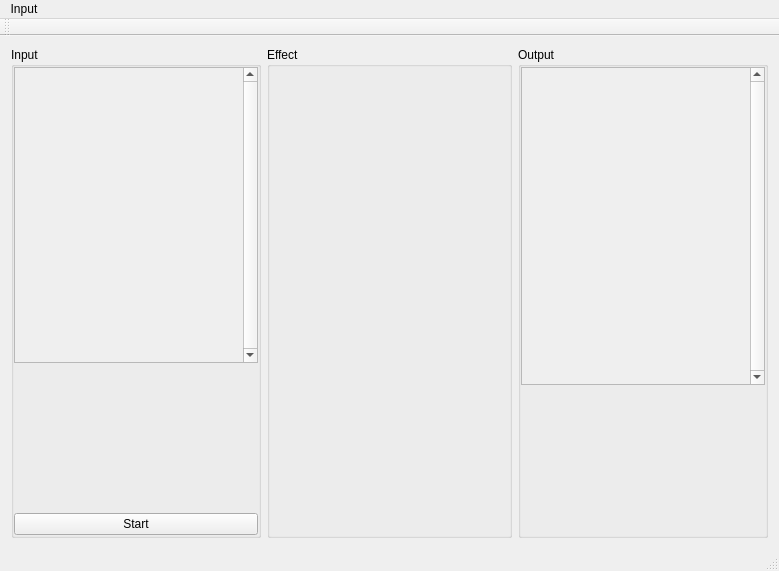
andresgonzalezfornell/TFM, file src/interface/Decoder.ui: the form before one commit.
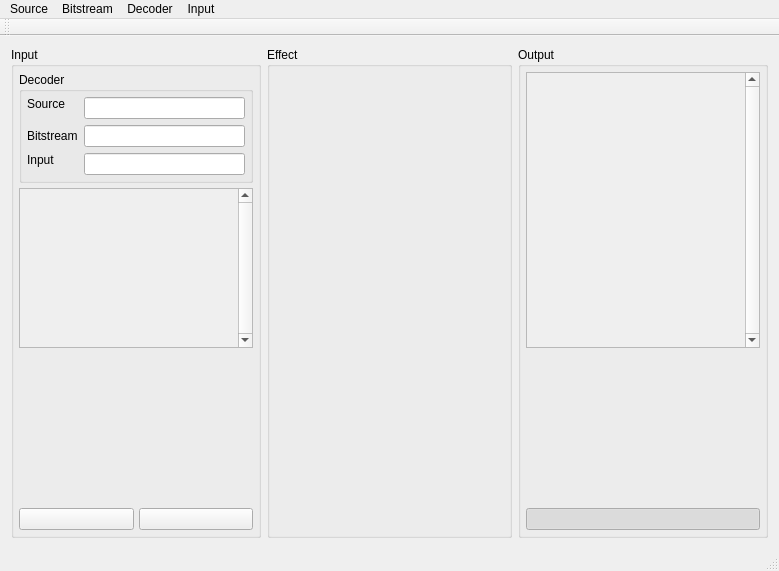
The form after the commit. Icons and pictures are not drawn.

Commit message:
SAC Decoder
SAC decoder implementation
Input decoder menu bar
Input decoder interface

Patch:
```diff
--- a/src/interface/Decoder.ui
+++ b/src/interface/Decoder.ui
@@ -40,34 +40,158 @@
       </property>
       <layout class="QVBoxLayout" name="input_layout">
        <property name="spacing">
-        <number>0</number>
+        <number>5</number>
        </property>
        <property name="leftMargin">
-        <number>0</number>
+        <number>5</number>
        </property>
        <property name="topMargin">
-        <number>0</number>
+        <number>5</number>
        </property>
        <property name="rightMargin">
-        <number>0</number>
+        <number>5</number>
        </property>
        <property name="bottomMargin">
-        <number>0</number>
+        <number>5</number>
        </property>
+       <item>
+        <widget class="QGroupBox" name="decoder_group">
+         <property name="sizePolicy">
+          <sizepolicy hsizetype="Preferred" vsizetype="Maximum">
+           <horstretch>0</horstretch>
+           <verstretch>0</verstretch>
+          </sizepolicy>
+         </property>
+         <property name="title">
+          <string>Decoder</string>
+         </property>
+         <layout class="QVBoxLayout" name="decoder_mainlayout">
+          <property name="spacing">
+           <number>0</number>
+          </property>
+          <property name="leftMargin">
+           <number>0</number>
+          </property>
+          <property name="topMargin">
+           <number>0</number>
+          </property>
+          <property name="rightMargin">
+           <number>0</number>
+          </property>
+          <property name="bottomMargin">
+           <number>0</number>
+          </property>
+          <item>
+           <layout class="QFormLayout" name="decoder_layout">
+            <property name="fieldGrowthPolicy">
+             <enum>QFormLayout::AllNonFixedFieldsGrow</enum>
+            </property>
+            <property name="rowWrapPolicy">
+             <enum>QFormLayout::DontWrapRows</enum>
+            </property>
+            <property name="formAlignment">
+             <set>Qt::AlignRight|Qt::AlignTop|Qt::AlignTrailing</set>
+            </property>
+            <property name="leftMargin">
+             <number>5</number>
+            </property>
+            <property name="topMargin">
+             <number>5</number>
+            </property>
+            <property name="rightMargin">
+             <number>5</number>
+            </property>
+            <property name="bottomMargin">
+             <number>5</number>
+            </property>
+            <item row="0" column="0">
+             <widget class="QLabel" name="source_label">
+              <property name="sizePolicy">
+               <sizepolicy hsizetype="Preferred" vsizetype="Fixed">
+                <horstretch>0</horstretch>
+                <verstretch>0</verstretch>
+               </sizepolicy>
+              </property>
+              <property name="minimumSize">
+               <size>
+                <width>50</width>
+                <height>0</height>
+               </size>
+              </property>
+              <property name="text">
+               <string>Source</string>
+              </property>
+             </widget>
+            </item>
+            <item row="0" column="1">
+             <widget class="QLineEdit" name="source_filename">
+              <property name="enabled">
+               <bool>true</bool>
+              </property>
+              <property name="sizePolicy">
+               <sizepolicy hsizetype="Expanding" vsizetype="Fixed">
+                <horstretch>0</horstretch>
+                <verstretch>0</verstretch>
+               </sizepolicy>
+              </property>
+              <property name="readOnly">
+               <bool>true</bool>
+              </property>
+             </widget>
+            </item>
+            <item row="2" column="0">
+             <widget class="QLabel" name="input_label">
+              <property name="sizePolicy">
+               <sizepolicy hsizetype="Fixed" vsizetype="Maximum">
+                <horstretch>0</horstretch>
+                <verstretch>0</verstretch>
+               </sizepolicy>
+              </property>
+              <property name="minimumSize">
+               <size>
+                <width>50</width>
+                <height>0</height>
+               </size>
+              </property>
+              <property name="text">
+               <string>Input</string>
+              </property>
+             </widget>
+            </item>
+            <item row="2" column="1">
+             <widget class="QLineEdit" name="input_filename">
+              <property name="readOnly">
+               <bool>true</bool>
+              </property>
+             </widget>
+            </item>
+            <item row="1" column="0">
+             <widget class="QLabel" name="bitstream_label">
+              <property name="text">
+               <string>Bitstream</string>
+              </property>
+             </widget>
+            </item>
+            <item row="1" column="1">
+             <widget class="QLineEdit" name="bitstream_filename">
+              <property name="readOnly">
+               <bool>true</bool>
+              </property>
+             </widget>
+            </item>
+           </layout>
+          </item>
+         </layout>
+        </widget>
+       </item>
        <item>
         <widget class="QScrollArea" name="input_channels">
          <property name="sizePolicy">
           <sizepolicy hsizetype="Preferred" vsizetype="Preferred">
-           <horstretch>13</horstretch>
+           <horstretch>0</horstretch>
            <verstretch>0</verstretch>
           </sizepolicy>
          </property>
-         <property name="frameShape">
-          <enum>QFrame::StyledPanel</enum>
-         </property>
-         <property name="frameShadow">
-          <enum>QFrame::Sunken</enum>
-         </property>
          <property name="verticalScrollBarPolicy">
           <enum>Qt::ScrollBarAlwaysOn</enum>
          </property>
@@ -88,11 +212,14 @@
            <rect>
             <x>0</x>
             <y>0</y>
-            <width>215</width>
-            <height>295</height>
+            <width>216</width>
+            <height>94</height>
            </rect>
           </property>
-          <layout class="QVBoxLayout" name="input_list_layout">
+          <layout class="QVBoxLayout" name="input_channels_layout">
+           <property name="spacing">
+            <number>5</number>
+           </property>
            <property name="leftMargin">
             <number>5</number>
            </property>
@@ -129,14 +256,76 @@
         </widget>
        </item>
        <item>
-        <widget class="QPushButton" name="input_start">
-         <property name="text">
-          <string>Start</string>
+        <layout class="QHBoxLayout" name="input_controls">
+         <property name="spacing">
+          <number>5</number>
          </property>
-         <property name="checkable">
-          <bool>true</bool>
+         <property name="sizeConstraint">
+          <enum>QLayout::SetDefaultConstraint</enum>
          </property>
-        </widget>
+         <item>
+          <widget class="QPushButton" name="input_playback">
+           <property name="sizePolicy">
+            <sizepolicy hsizetype="Minimum" vsizetype="Fixed">
+             <horstretch>0</horstretch>
+             <verstretch>0</verstretch>
+            </sizepolicy>
+           </property>
+           <property name="minimumSize">
+            <size>
+             <width>50</width>
+             <height>0</height>
+            </size>
+           </property>
+           <property name="maximumSize">
+            <size>
+             <width>16777215</width>
+             <height>16777215</height>
+            </size>
+           </property>
+           <property name="text">
+            <string/>
+           </property>
+           <property name="icon">
+            <iconset resource="media.qrc">
+             <normaloff>:/icons/play</normaloff>
+             <normalon>:/icons/pause</normalon>:/icons/play</iconset>
+           </property>
+           <property name="checkable">
+            <bool>true</bool>
+           </property>
+          </widget>
+         </item>
+         <item>
+          <widget class="QPushButton" name="input_info">
+           <property name="sizePolicy">
+            <sizepolicy hsizetype="Minimum" vsizetype="Fixed">
+             <horstretch>0</horstretch>
+             <verstretch>0</verstretch>
+            </sizepolicy>
+           </property>
+           <property name="minimumSize">
+            <size>
+             <width>50</width>
+             <height>0</height>
+            </size>
+           </property>
+           <property name="maximumSize">
+            <size>
+             <width>16777215</width>
+             <height>16777215</height>
+            </size>
+           </property>
+           <property name="text">
+            <string/>
+           </property>
+           <property name="icon">
+            <iconset resource="media.qrc">
+             <normaloff>:/icons/info</normaloff>:/icons/info</iconset>
+           </property>
+          </widget>
+         </item>
+        </layout>
        </item>
       </layout>
      </widget>
@@ -167,25 +356,25 @@
       </property>
       <layout class="QVBoxLayout" name="output_layout">
        <property name="spacing">
-        <number>0</number>
+        <number>5</number>
        </property>
        <property name="leftMargin">
-        <number>0</number>
+        <number>5</number>
        </property>
        <property name="topMargin">
-        <number>0</number>
+        <number>5</number>
        </property>
        <property name="rightMargin">
-        <number>0</number>
+        <number>5</number>
        </property>
        <property name="bottomMargin">
-        <number>0</number>
+        <number>5</number>
        </property>
        <item>
         <widget class="QScrollArea" name="output_channels">
          <property name="sizePolicy">
           <sizepolicy hsizetype="Preferred" vsizetype="Preferred">
-           <horstretch>13</horstretch>
+           <horstretch>0</horstretch>
            <verstretch>0</verstretch>
           </sizepolicy>
          </property>
@@ -209,11 +398,14 @@
            <rect>
             <x>0</x>
             <y>0</y>
-            <width>227</width>
-            <height>327</height>
+            <width>216</width>
+            <height>153</height>
            </rect>
           </property>
           <layout class="QVBoxLayout" name="output_list_layout">
+           <property name="spacing">
+            <number>5</number>
+           </property>
            <property name="leftMargin">
             <number>5</number>
            </property>
@@ -246,6 +438,40 @@
          </property>
         </widget>
        </item>
+       <item>
+        <layout class="QHBoxLayout" name="output_controls">
+         <item>
+          <widget class="QPushButton" name="output_playback">
+           <property name="sizePolicy">
+            <sizepolicy hsizetype="Minimum" vsizetype="Fixed">
+             <horstretch>0</horstretch>
+             <verstretch>0</verstretch>
+            </sizepolicy>
+           </property>
+           <property name="minimumSize">
+            <size>
+             <width>50</width>
+             <height>0</height>
+            </size>
+           </property>
+           <property name="text">
+            <string/>
+           </property>
+           <property name="icon">
+            <iconset resource="media.qrc">
+             <normaloff>:/icons/preview_unmute</normaloff>
+             <normalon>:/icons/preview_mute</normalon>:/icons/preview_unmute</iconset>
+           </property>
+           <property name="checkable">
+            <bool>true</bool>
+           </property>
+           <property name="checked">
+            <bool>true</bool>
+           </property>
+          </widget>
+         </item>
+        </layout>
+       </item>
       </layout>
      </widget>
     </item>
@@ -260,6 +486,54 @@
      <height>22</height>
     </rect>
    </property>
+   <widget class="QMenu" name="menu_source">
+    <property name="title">
+     <string>Source</string>
+    </property>
+    <addaction name="menu_load_source"/>
+    <addaction name="menu_encode"/>
+   </widget>
+   <widget class="QMenu" name="menu_decoder">
+    <property name="title">
+     <string>Decoder</string>
+    </property>
+    <widget class="QMenu" name="menu_upmixtype">
+     <property name="title">
+      <string>Upmix type</string>
+     </property>
+     <addaction name="menu_upmixtype_normal"/>
+     <addaction name="menu_upmixtype_blind"/>
+     <addaction name="menu_upmixtype_binaural"/>
+     <addaction name="menu_upmixtype_stereo"/>
+    </widget>
+    <widget class="QMenu" name="menu_decodingtype">
+     <property name="title">
+      <string>Decoding type</string>
+     </property>
+     <addaction name="menu_decodingtype_low"/>
+     <addaction name="menu_decodingtype_high"/>
+    </widget>
+    <widget class="QMenu" name="menu_binauralquality">
+     <property name="title">
+      <string>Binaural upmix quality</string>
+     </property>
+     <addaction name="menu_binauralquality_parametric"/>
+     <addaction name="menu_binauralquality_filtering"/>
+    </widget>
+    <widget class="QMenu" name="menu_hrtfmodel">
+     <property name="title">
+      <string>HRTF model</string>
+     </property>
+     <addaction name="menu_hrtfmodel_kemar"/>
+     <addaction name="menu_hrtfmodel_vast"/>
+     <addaction name="menu_hrtfmodel_mpsvt"/>
+    </widget>
+    <addaction name="menu_upmixtype"/>
+    <addaction name="menu_decodingtype"/>
+    <addaction name="menu_binauralquality"/>
+    <addaction name="menu_hrtfmodel"/>
+    <addaction name="menu_debuggermode"/>
+   </widget>
    <widget class="QMenu" name="menu_input">
     <property name="title">
      <string>Input</string>
@@ -267,6 +541,16 @@
     <addaction name="menu_input_load"/>
     <addaction name="menu_input_encode"/>
    </widget>
+   <widget class="QMenu" name="menu_bitstream">
+    <property name="title">
+     <string>Bitstream</string>
+    </property>
+    <addaction name="menu_load_bitstream"/>
+    <addaction name="menu_bitstream_buried"/>
+   </widget>
+   <addaction name="menu_source"/>
+   <addaction name="menu_bitstream"/>
+   <addaction name="menu_decoder"/>
    <addaction name="menu_input"/>
   </widget>
   <widget class="QToolBar" name="mainToolBar">
```
Left out of the diff: 135 changed lines with no effect on the pictures. The commit also changes 307 other files.
